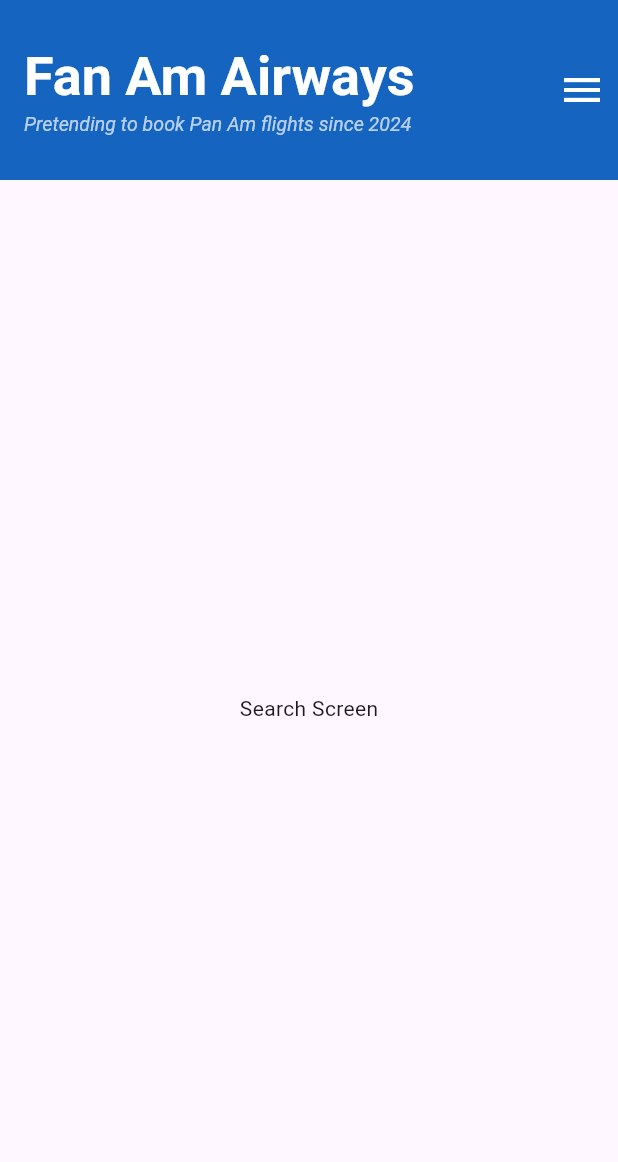
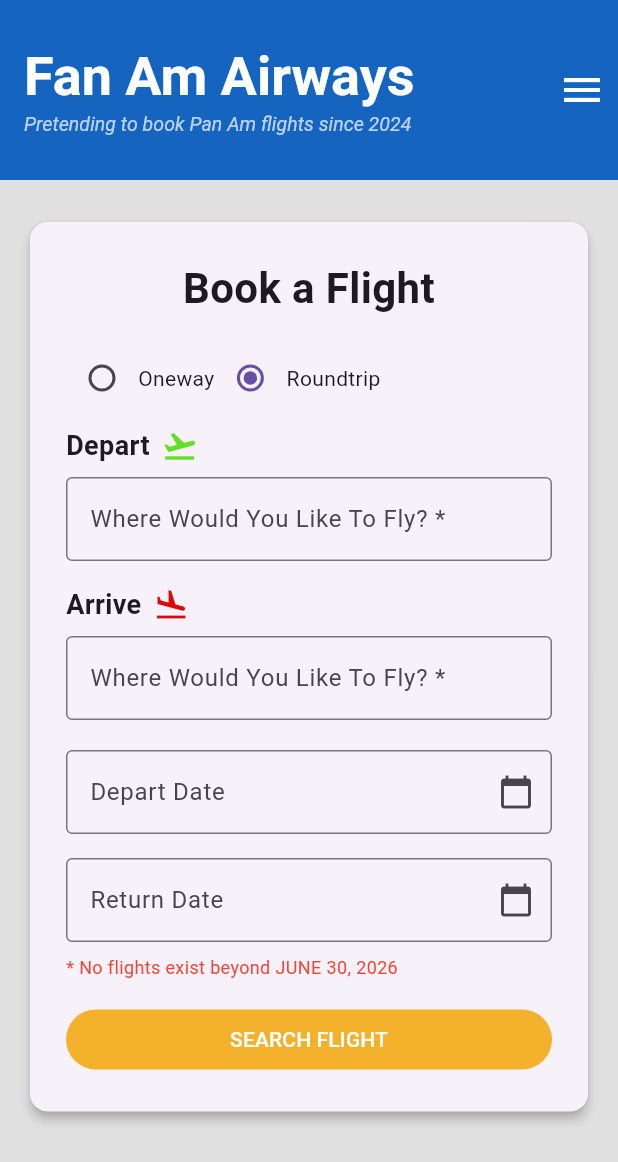
Before and after one commit to ericsteedly/pan_am_flutter, a Flutter app: the SearchScreen screen opened by its route, on a phone screen of 412 x 824 dp. Shown: the top 1162 px of the screen. Run offline on Flutter 3.47's test engine with Material 3 defaults, Android fonts, the phone set to English and light mode, and no system bars; our stand-ins replace dio, flutter_riverpod, flutter_secure_storage, go_router; accounts and stored records are empty.

Commit message:
feat: implement SearchScreen UI and AirportSelect widget
Co-Authored-By: Claude Sonnet 4.6 <noreply@anthropic.com>

```diff
--- a/lib/screens/search_screen.dart
+++ b/lib/screens/search_screen.dart
@@ -1,14 +1,127 @@
 import 'package:flutter/material.dart';
+import '../widgets/airport_select.dart';
 import '../widgets/pan_am_app_bar.dart';
 
-class SearchScreen extends StatelessWidget {
+class SearchScreen extends StatefulWidget {
   const SearchScreen({super.key});
+
+  @override
+  State<SearchScreen> createState() => _SearchScreenState();
+}
+
+class _SearchScreenState extends State<SearchScreen> {
+  String _tripType = 'roundtrip';
+  final _departDateController = TextEditingController();
+  final _returnDateController = TextEditingController();
+
+  @override
+  void dispose() {
+    _departDateController.dispose();
+    _returnDateController.dispose();
+    super.dispose();
+  }
+
+  Future<void> _pickDate(TextEditingController controller) async {
+    final picked = await showDatePicker(
+      context: context,
+      initialDate: DateTime.now(),
+      firstDate: DateTime.now(),
+      lastDate: DateTime(2026, 6, 30),
+    );
+    if (picked != null && mounted) {
+      controller.text =
+          '${picked.month.toString().padLeft(2, '0')}/'
+          '${picked.day.toString().padLeft(2, '0')}/'
+          '${picked.year}';
+    }
+  }
 
   @override
   Widget build(BuildContext context) {
     return Scaffold(
+      backgroundColor: const Color(0xFFE0E0E0),
       appBar: const PanAmAppBar(),
-      body: const Center(child: Text('Search Screen')),
+      body: SingleChildScrollView(
+        padding: const EdgeInsets.symmetric(vertical: 24, horizontal: 16),
+        child: Center(
+          child: Card(
+            elevation: 3,
+            child: Padding(
+              padding: const EdgeInsets.all(24),
+              child: Column(
+                crossAxisAlignment: CrossAxisAlignment.stretch,
+                children: [
+                  const Text(
+                    'Book a Flight',
+                    textAlign: TextAlign.center,
+                    style: TextStyle(fontSize: 28, fontWeight: FontWeight.bold),
+                  ),
+                  const SizedBox(height: 16),
+                  RadioGroup<String>(
+                    groupValue: _tripType,
+                    onChanged: (v) => setState(() => _tripType = v!),
+                    child: Row(
+                      children: [
+                        const Radio<String>(value: 'oneway'),
+                        const Text('Oneway'),
+                        const Radio<String>(value: 'roundtrip'),
+                        const Text('Roundtrip'),
+                      ],
+                    ),
+                  ),
+                  const SizedBox(height: 8),
+                  AirportSelect(label: 'Depart', airports: const []),
+                  AirportSelect(label: 'Arrive', airports: const []),
+                  const SizedBox(height: 4),
+                  TextFormField(
+                    controller: _departDateController,
+                    readOnly: true,
+                    onTap: () => _pickDate(_departDateController),
+                    decoration: const InputDecoration(
+                      labelText: 'Depart Date',
+                      hintText: 'MM/DD/YYYY',
+                      border: OutlineInputBorder(),
+                      suffixIcon: Icon(Icons.calendar_today),
+                    ),
+                  ),
+                  const SizedBox(height: 16),
+                  TextFormField(
+                    controller: _returnDateController,
+                    readOnly: true,
+                    enabled: _tripType == 'roundtrip',
+                    onTap: () => _pickDate(_returnDateController),
+                    decoration: const InputDecoration(
+                      labelText: 'Return Date',
+                      hintText: 'MM/DD/YYYY',
+                      border: OutlineInputBorder(),
+                      suffixIcon: Icon(Icons.calendar_today),
+                    ),
+                  ),
+                  const SizedBox(height: 8),
+                  const Text(
+                    '* No flights exist beyond JUNE 30, 2026',
+                    style: TextStyle(color: Colors.red, fontSize: 12),
+                  ),
+                  const SizedBox(height: 16),
+                  SizedBox(
+                    width: double.infinity,
+                    child: ElevatedButton(
+                      onPressed: null,
+                      style: ElevatedButton.styleFrom(
+                        backgroundColor: const Color(0xFFF3B12C),
+                        foregroundColor: Colors.white,
+                        disabledBackgroundColor: const Color(0xFFF3B12C),
+                        disabledForegroundColor: Colors.white,
+                      ),
+                      child: const Text('SEARCH FLIGHT'),
+                    ),
+                  ),
+                ],
+              ),
+            ),
+          ),
+        ),
+      ),
     );
   }
 }
--- /dev/null
+++ b/lib/widgets/airport_select.dart
@@ -0,0 +1,84 @@
+import 'package:flutter/material.dart';
+import '../models/airport.dart';
+
+class AirportSelect extends StatelessWidget {
+  const AirportSelect({super.key, required this.label, required this.airports});
+
+  final String label;
+  final List<Airport> airports;
+
+  @override
+  Widget build(BuildContext context) {
+    return Column(
+      crossAxisAlignment: CrossAxisAlignment.start,
+      children: [
+        Row(
+          children: [
+            Text(
+              label,
+              style: const TextStyle(fontSize: 18, fontWeight: FontWeight.w600),
+            ),
+            const SizedBox(width: 8),
+            Icon(
+              label == 'Depart' ? Icons.flight_takeoff : Icons.flight_land,
+              color: label == 'Depart'
+                  ? const Color(0xFF61E026)
+                  : const Color(0xFFDC0B0B),
+            ),
+          ],
+        ),
+        const SizedBox(height: 8),
+        Autocomplete<Airport>(
+          displayStringForOption: (a) =>
+              '${a.airportCode} - ${a.name}, ${a.city}',
+          optionsBuilder: (textEditingValue) {
+            if (textEditingValue.text.isEmpty) return airports;
+            final query = textEditingValue.text.toLowerCase();
+            return airports.where(
+              (a) =>
+                  a.airportCode.toLowerCase().contains(query) ||
+                  a.city.toLowerCase().contains(query) ||
+                  a.name.toLowerCase().contains(query),
+            );
+          },
+          fieldViewBuilder: (context, controller, focusNode, onSubmit) {
+            return TextFormField(
+              controller: controller,
+              focusNode: focusNode,
+              onFieldSubmitted: (_) => onSubmit(),
+              decoration: const InputDecoration(
+                labelText: 'Where Would You Like To Fly? *',
+                border: OutlineInputBorder(),
+              ),
+            );
+          },
+          optionsViewBuilder: (context, onSelected, options) {
+            return Align(
+              alignment: Alignment.topLeft,
+              child: Material(
+                elevation: 4,
+                child: ConstrainedBox(
+                  constraints: const BoxConstraints(maxHeight: 200),
+                  child: ListView.builder(
+                    shrinkWrap: true,
+                    itemCount: options.length,
+                    itemBuilder: (context, index) {
+                      final airport = options.elementAt(index);
+                      return ListTile(
+                        title: Text(
+                          '${airport.airportCode} - ${airport.name}, ${airport.city}',
+                        ),
+                        onTap: () => onSelected(airport),
+                      );
+                    },
+                  ),
+                ),
+              ),
+            );
+          },
+        ),
+        const SizedBox(height: 16),
+      ],
+    );
+  }
+}
```
